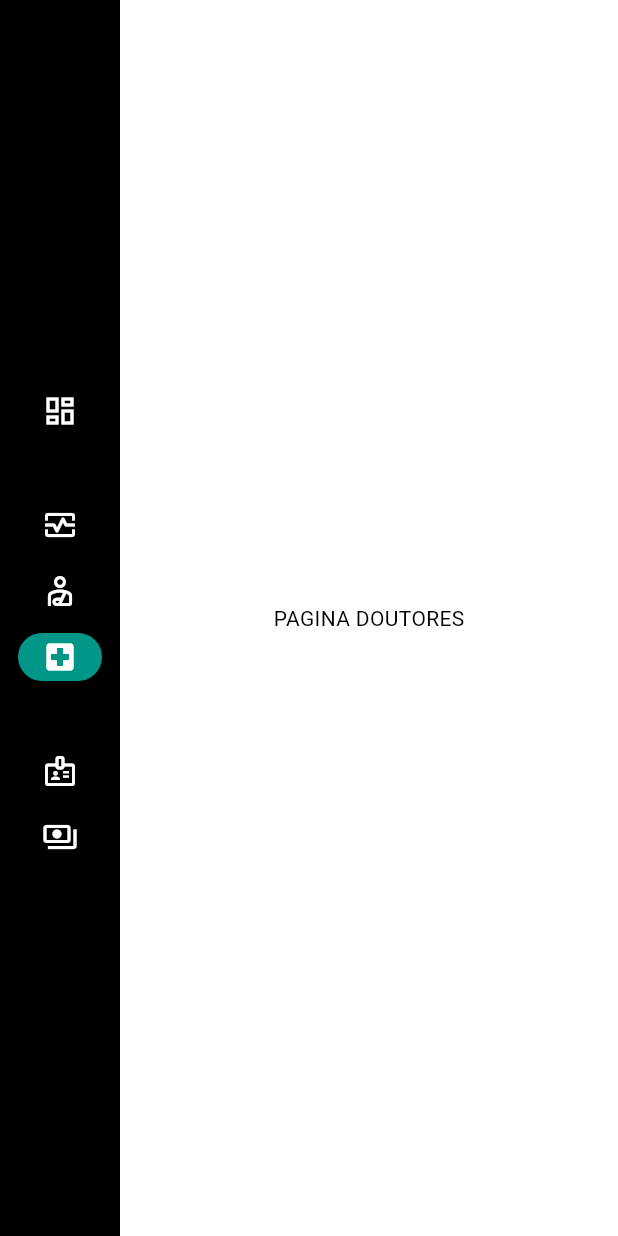
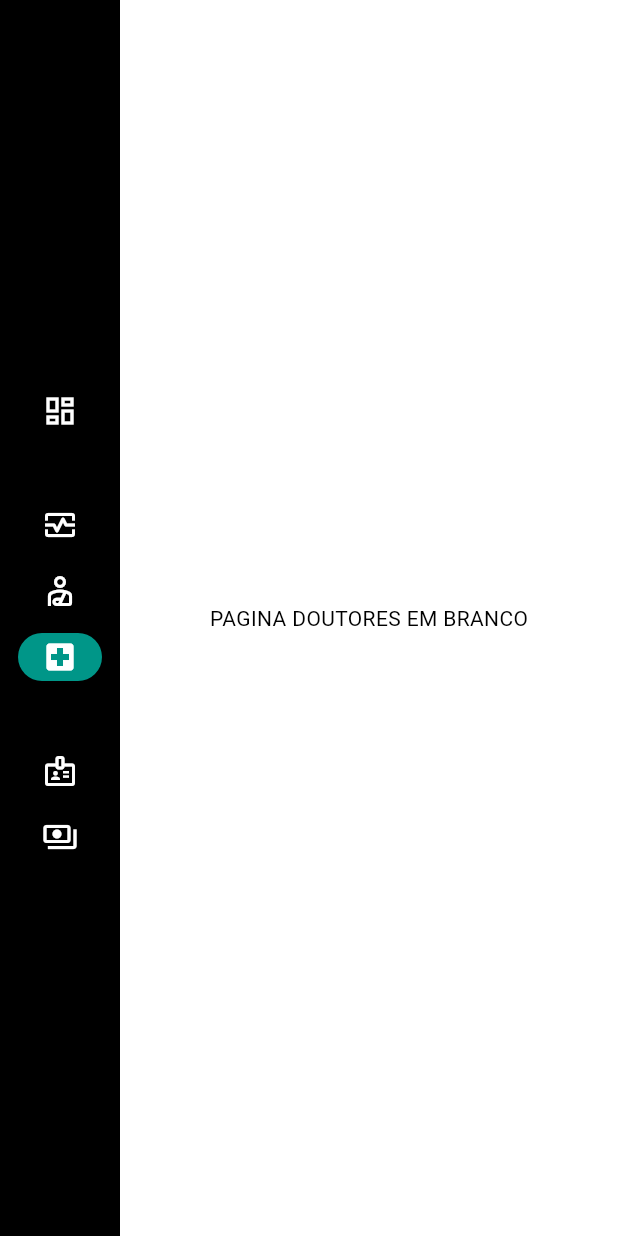
Before and after one commit to a1gbr/clinast, a Flutter app: the screen it shows after launch, after a tap on "C O N S U L T A S", after a tap on "P A C I E N T E S", after a tap on "D O U T O R E S", on a phone screen of 412 x 824 dp. Run offline on Flutter 3.47's test engine with Material 2 defaults, Android fonts, the light colour scheme and no system bars.

Commit message:
comentarios paginas em branco, seletor de index e indicador de pagina atual

```diff
--- a/lib/main.dart
+++ b/lib/main.dart
@@ -13,7 +13,8 @@ class MyApp extends StatelessWidget {
       title: 'Clinic Management Assistant',
       theme: ThemeData(
           useMaterial3: true,
-          colorScheme: ColorScheme.fromSwatch(primarySwatch: Colors.teal)),
+          colorScheme: ColorScheme.fromSwatch(
+              primarySwatch: Colors.teal /*cor principal, temporaria*/)),
       home: const MyHomePage(),
     );
   }
@@ -27,10 +28,12 @@ class MyHomePage extends StatefulWidget {
 }
 
 class _MyHomePageState extends State<MyHomePage> {
+  // _selectedIndex representa o valor que será usado para diferenciar qual página deve ser exibida
   var _selectedIndex = 0;
   @override
   Widget build(BuildContext context) {
     Widget page;
+    // recebendo o valor do index e referenciando qual página deve ser representada pelo widget 'page'
     switch (_selectedIndex) {
       case 0:
         page = const ResumoPage();
@@ -97,9 +100,9 @@ class _MyHomePageState extends State<MyHomePage> {
                     label: Text('P A G A M E N T O S'),
                   ),
                 ],
-                onDestinationSelected: (int index) {
+                onDestinationSelected: (value) {
                   setState(() {
-                    _selectedIndex = index;
+                    _selectedIndex = value;
                   });
                 },
                 selectedIconTheme: const IconThemeData(color: Colors.white),
@@ -111,6 +114,7 @@ class _MyHomePageState extends State<MyHomePage> {
             ),
             Expanded(
               child: Container(
+                // page agr é uma referencia para o statelesswidget q foi construida a pagina desejada
                 child: page,
               ),
             ),
@@ -126,8 +130,9 @@ class ResumoPage extends StatelessWidget {
 
   @override
   Widget build(BuildContext context) {
+    // construcao da pagina aqui
     return const Center(
-      child: Text("PAGINA RESUMO"),
+      child: Text("PAGINA RESUMO EM BRANCO"),
     );
   }
 }
@@ -137,8 +142,9 @@ class ConsultasPage extends StatelessWidget {
 
   @override
   Widget build(BuildContext context) {
+    // construcao da pagina aqui
     return const Center(
-      child: Text("PAGINA CONSULTAS"),
+      child: Text("PAGINA CONSULTAS EM BRANCO"),
     );
   }
 }
@@ -148,8 +154,9 @@ class PacientesPage extends StatelessWidget {
 
   @override
   Widget build(BuildContext context) {
+    // construcao da pagina aqui
     return const Center(
-      child: Text("PAGINA PACIENTES"),
+      child: Text("PAGINA PACIENTES EM BRANCO"),
     );
   }
 }
@@ -159,8 +166,9 @@ class DoutoresPage extends StatelessWidget {
 
   @override
   Widget build(BuildContext context) {
+    // construcao da pagina aqui
     return const Center(
-      child: Text("PAGINA DOUTORES"),
+      child: Text("PAGINA DOUTORES EM BRANCO"),
     );
   }
 }
@@ -170,8 +178,9 @@ class FuncionariosPage extends StatelessWidget {
 
   @override
   Widget build(BuildContext context) {
+    // construcao da pagina aqui
     return const Center(
-      child: Text("PAGINA FUNCIONARIOS"),
+      child: Text("PAGINA FUNCIONARIOS EM BRANCO"),
     );
   }
 }
@@ -181,8 +190,9 @@ class PagamentosPage extends StatelessWidget {
 
   @override
   Widget build(BuildContext context) {
+    // construcao da pagina aqui
     return const Center(
-      child: Text("PAGINA PAGAMENTOS"),
+      child: Text("PAGINA PAGAMENTOS EM BRANCO"),
     );
   }
 }
--- a/pubspec.yaml
+++ b/pubspec.yaml
@@ -1,5 +1,5 @@
 name: clinast
-description: clinic assistant management.
+description: clinic management assistant.
 publish_to: 'none'
 version: 0.1.0
 
```
